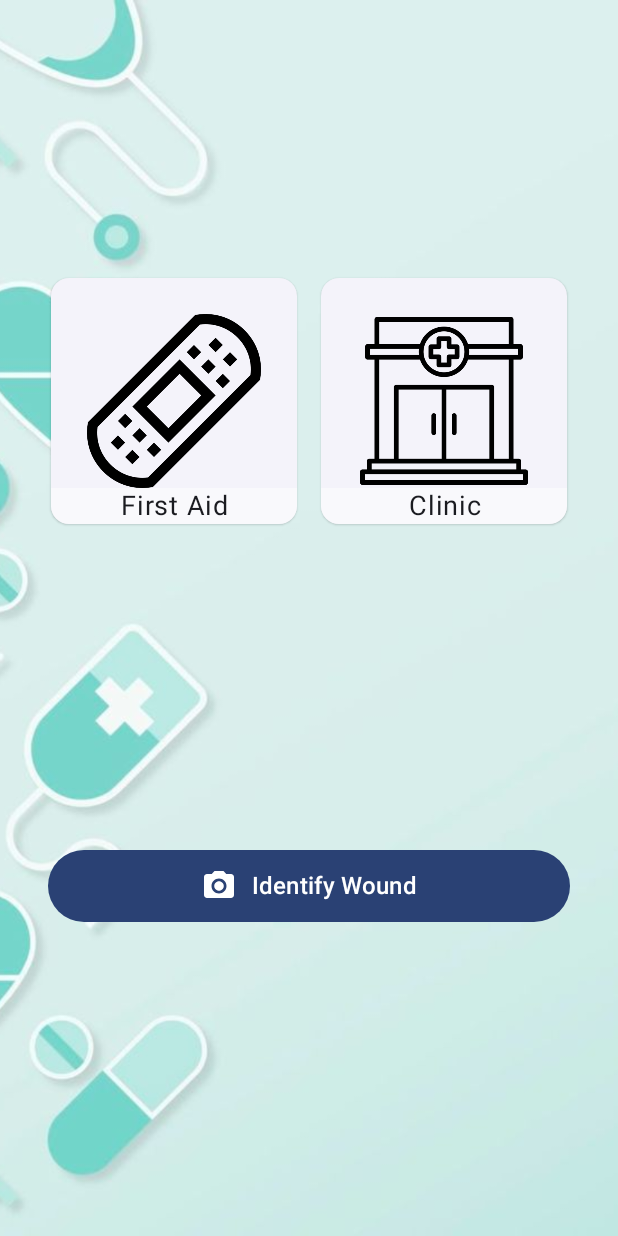
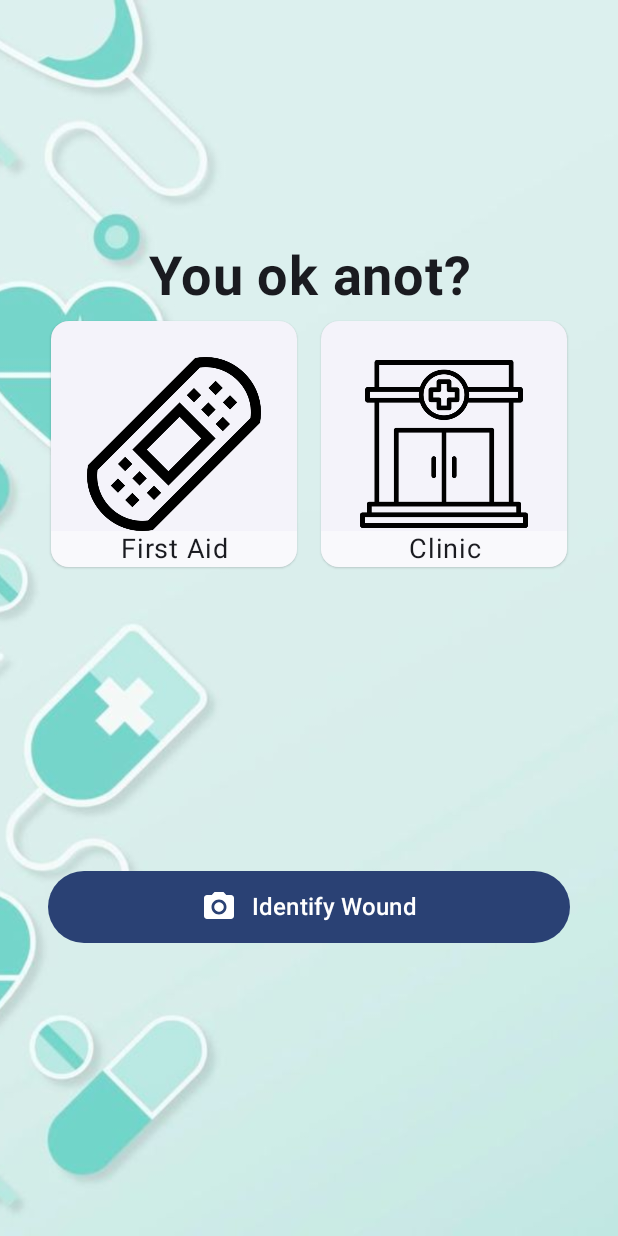
Before and after one commit to ciyfhx/YouOkAnot, an Android app built with Jetpack Compose: the screen it shows after launch (MainActivity), on a phone screen of 412 x 824 dp. Run offline under Robolectric (Android 15) with nearby library versions, the phone set to English and light mode, and no system bars.

Commit message:
polish ui

```diff
--- a/app/src/main/java/com/okanot/youokanot/MainActivity.kt
+++ b/app/src/main/java/com/okanot/youokanot/MainActivity.kt
@@ -41,6 +41,7 @@ import androidx.compose.ui.Modifier
 import androidx.compose.ui.graphics.Color
 import androidx.compose.ui.layout.ContentScale
 import androidx.compose.ui.res.painterResource
+import androidx.compose.ui.text.font.FontWeight
 import androidx.compose.ui.text.style.TextAlign
 import androidx.compose.ui.tooling.preview.Preview
 import androidx.compose.ui.unit.TextUnit
@@ -111,7 +112,9 @@ fun AppNavHost(navController: NavHostController, innerPadding: PaddingValues) {
                 horizontalAlignment = Alignment.CenterHorizontally,
                 verticalArrangement = Arrangement.SpaceEvenly
             ) {
-                Row {
+                Column(Modifier.fillMaxWidth()) {
+                    Text("You ok anot?", fontSize = 36.sp, fontWeight = FontWeight.Bold, textAlign = TextAlign.Center, modifier = Modifier.fillMaxWidth())
+                    Row(Modifier.fillMaxWidth(), horizontalArrangement = Arrangement.Center) {
                         ElevatedCard(modifier = Modifier.size(width=180.dp, height=180.dp).padding(8.dp)) {
                             Box(modifier = Modifier.fillMaxSize()) {
                                 Image(painter = painterResource(R.drawable.bandaid), contentDescription = "", modifier = Modifier.fillMaxSize().padding(24.dp), contentScale = ContentScale.Crop)
@@ -124,9 +127,6 @@ fun AppNavHost(navController: NavHostController, innerPadding: PaddingValues) {
                                 }
 
                             }
-
-
-
                         }
 
                         ElevatedCard (modifier = Modifier.size(width=180.dp, height=180.dp).padding(8.dp)) {
@@ -149,6 +149,9 @@ fun AppNavHost(navController: NavHostController, innerPadding: PaddingValues) {
 
                         }
                     }
+
+                }
+
 
                 CameraButton(
                     modifier = Modifier
```
Also changed, not shown: app/src/main/java/com/okanot/youokanot/woundtreatmentscreen/WoundTreatmentScreen.kt (+13 -3 lines). Lines whose indentation alone changed are shown as unchanged.
